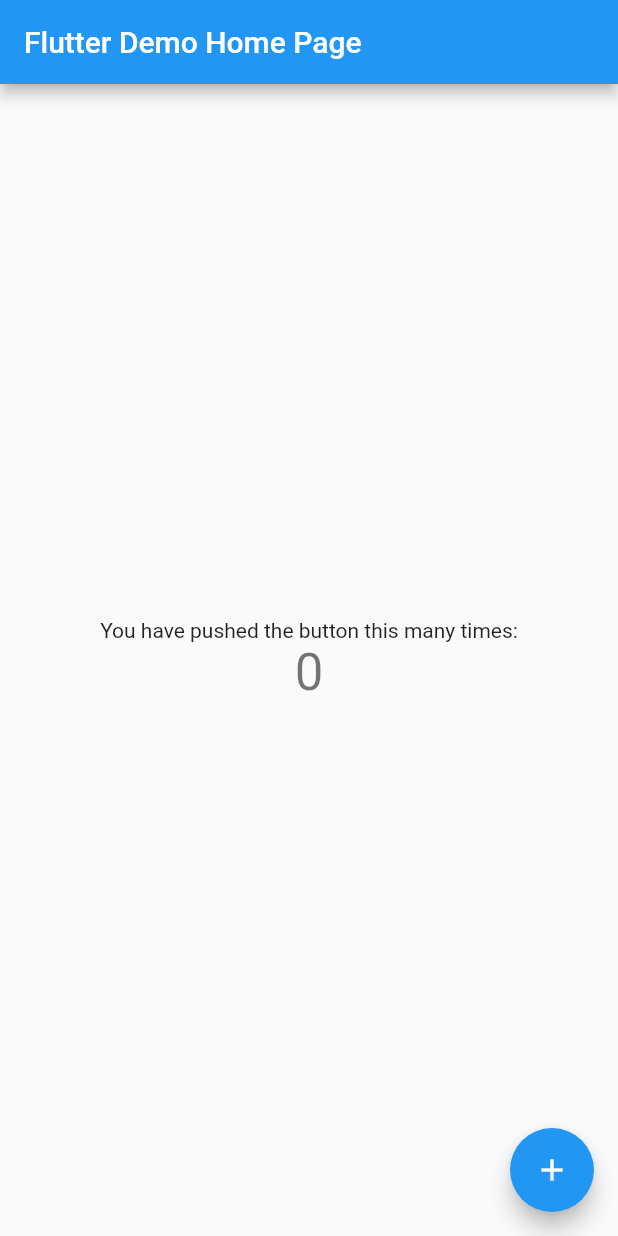
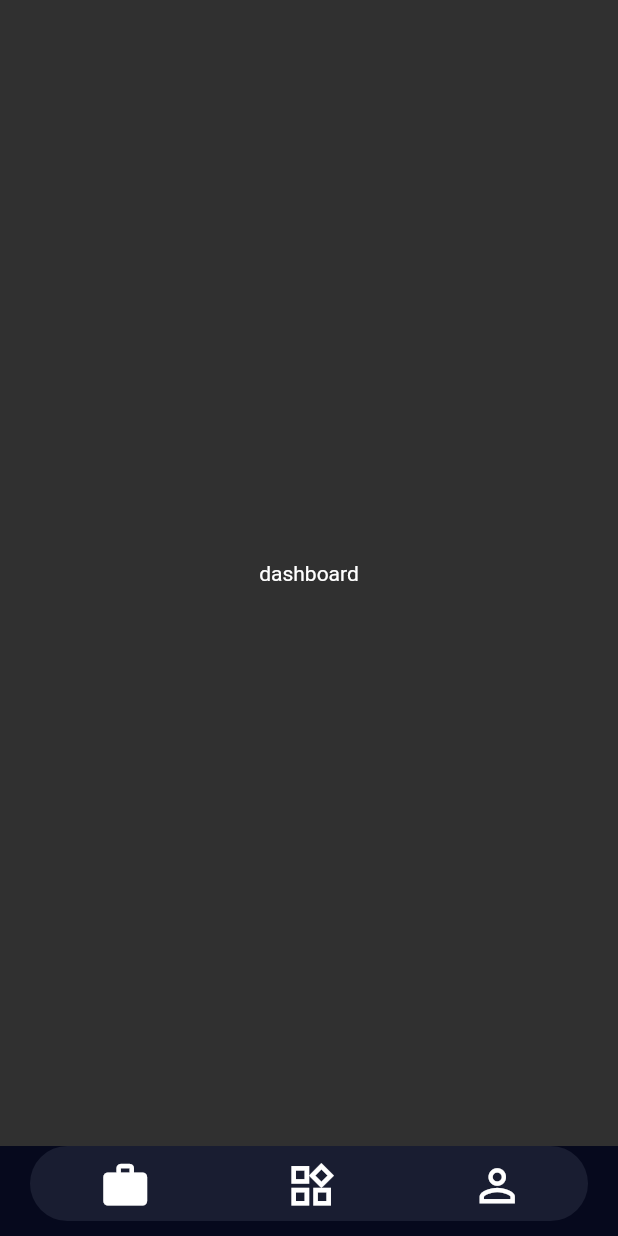
Before and after one commit to aakzsh/flaneur, a Flutter app: the screen it shows after launch, on a phone screen of 412 x 824 dp. Run offline on Flutter 3.47's test engine with Material 2 defaults, Android fonts, the phone set to English and light mode, and no system bars.

Commit message:
add bottom nav arch

```diff
--- /dev/null
+++ b/lib/constants/colors.dart
@@ -0,0 +1,14 @@
+import 'package:flutter/material.dart';
+
+class AppColors {
+  final Color bgclr = const Color.fromRGBO(6, 9, 29, 1);
+  final Color textclr = Colors.white;
+  final polclr = [
+    const Color.fromRGBO(214, 234, 252, 1),
+    const Color.fromRGBO(252, 214, 214, 1),
+    const Color.fromRGBO(174, 248, 167, 1),
+    const Color.fromRGBO(221, 152, 254, 1)
+  ];
+  final Color accent = const Color.fromRGBO(255, 100, 85, 1);
+  final Color secondary = const Color.fromRGBO(25, 29, 49, 1);
+}
--- a/lib/main.dart
+++ b/lib/main.dart
@@ -1,115 +1,33 @@
+import 'package:flaneur/screens/home.dart';
 import 'package:flutter/material.dart';
 
 void main() {
-  runApp(const MyApp());
+  runApp(App());
 }
 
-class MyApp extends StatelessWidget {
-  const MyApp({Key? key}) : super(key: key);
+class App extends StatefulWidget {
+  const App({Key? key}) : super(key: key);
 
-  // This widget is the root of your application.
+  @override
+  State<App> createState() => _AppState();
+}
+
+class _AppState extends State<App> {
   @override
   Widget build(BuildContext context) {
     return MaterialApp(
-      title: 'Flutter Demo',
-      theme: ThemeData(
-        // This is the theme of your application.
-        //
-        // Try running your application with "flutter run". You'll see the
-        // application has a blue toolbar. Then, without quitting the app, try
-        // changing the primarySwatch below to Colors.green and then invoke
-        // "hot reload" (press "r" in the console where you ran "flutter run",
-        // or simply save your changes to "hot reload" in a Flutter IDE).
-        // Notice that the counter didn't reset back to zero; the application
-        // is not restarted.
-        primarySwatch: Colors.blue,
-      ),
-      home: const MyHomePage(title: 'Flutter Demo Home Page'),
+      theme: ThemeData.dark(),
+      title: "Flaneur: feel accomplished",
+      home: Home(),
     );
   }
 }
 
-class MyHomePage extends StatefulWidget {
-  const MyHomePage({Key? key, required this.title}) : super(key: key);
-
-  // This widget is the home page of your application. It is stateful, meaning
-  // that it has a State object (defined below) that contains fields that affect
-  // how it looks.
-
-  // This class is the configuration for the state. It holds the values (in this
-  // case the title) provided by the parent (in this case the App widget) and
-  // used by the build method of the State. Fields in a Widget subclass are
-  // always marked "final".
-
-  final String title;
-
-  @override
-  State<MyHomePage> createState() => _MyHomePageState();
-}
-
-class _MyHomePageState extends State<MyHomePage> {
-  int _counter = 0;
-
-  void _incrementCounter() {
-    setState(() {
-      // This call to setState tells the Flutter framework that something has
-      // changed in this State, which causes it to rerun the build method below
-      // so that the display can reflect the updated values. If we changed
-      // _counter without calling setState(), then the build method would not be
-      // called again, and so nothing would appear to happen.
-      _counter++;
-    });
-  }
+class Welcome extends StatelessWidget {
+  const Welcome({Key? key}) : super(key: key);
 
   @override
   Widget build(BuildContext context) {
-    // This method is rerun every time setState is called, for instance as done
-    // by the _incrementCounter method above.
-    //
-    // The Flutter framework has been optimized to make rerunning build methods
-    // fast, so that you can just rebuild anything that needs updating rather
-    // than having to individually change instances of widgets.
-    return Scaffold(
-      appBar: AppBar(
-        // Here we take the value from the MyHomePage object that was created by
-        // the App.build method, and use it to set our appbar title.
-        title: Text(widget.title),
-      ),
-      body: Center(
-        // Center is a layout widget. It takes a single child and positions it
-        // in the middle of the parent.
-        child: Column(
-          // Column is also a layout widget. It takes a list of children and
-          // arranges them vertically. By default, it sizes itself to fit its
-          // children horizontally, and tries to be as tall as its parent.
-          //
-          // Invoke "debug painting" (press "p" in the console, choose the
-          // "Toggle Debug Paint" action from the Flutter Inspector in Android
-          // Studio, or the "Toggle Debug Paint" command in Visual Studio Code)
-          // to see the wireframe for each widget.
-          //
-          // Column has various properties to control how it sizes itself and
-          // how it positions its children. Here we use mainAxisAlignment to
-          // center the children vertically; the main axis here is the vertical
-          // axis because Columns are vertical (the cross axis would be
-          // horizontal).
-          mainAxisAlignment: MainAxisAlignment.center,
-          children: <Widget>[
-            const Text(
-              'You have pushed the button this many times:',
-            ),
-            Text(
-              '$_counter',
-              style: Theme.of(context).textTheme.headline4,
-            ),
-          ],
-        ),
-      ),
-      floatingActionButton: FloatingActionButton(
-        onPressed: _incrementCounter,
-        tooltip: 'Increment',
-        child: const Icon(Icons.add),
-      ), // This trailing comma makes auto-formatting nicer for build methods.
-    );
+    return Container();
   }
 }
--- /dev/null
+++ b/lib/screens/dashboard.dart
@@ -0,0 +1,17 @@
+import 'package:flutter/material.dart';
+
+class Dashboard extends StatefulWidget {
+  const Dashboard({Key? key}) : super(key: key);
+
+  @override
+  State<Dashboard> createState() => _DashboardState();
+}
+
+class _DashboardState extends State<Dashboard> {
+  @override
+  Widget build(BuildContext context) {
+    return Scaffold(
+      body: Center(child: Text("dashboard")),
+    );
+  }
+}
--- /dev/null
+++ b/lib/screens/home.dart
@@ -0,0 +1,100 @@
+import 'package:flaneur/constants/colors.dart';
+import 'package:flaneur/screens/dashboard.dart';
+import 'package:flaneur/screens/profile.dart';
+import 'package:flaneur/screens/quote.dart';
+import 'package:flutter/material.dart';
+
+class Home extends StatefulWidget {
+  const Home({Key? key}) : super(key: key);
+
+  @override
+  State<Home> createState() => _HomeState();
+}
+
+class _HomeState extends State<Home> {
+  int pageIndex = 1;
+
+  final pages = [
+    const Quote(),
+    const Dashboard(),
+    const Profile(),
+  ];
+  @override
+  Widget build(BuildContext context) {
+    return Scaffold(
+        body: pages[pageIndex],
+        backgroundColor: AppColors().bgclr,
+        bottomNavigationBar: Padding(
+          padding: EdgeInsets.only(bottom: 10, left: 20, right: 20),
+          child: Container(
+            height: 50,
+            decoration: BoxDecoration(
+              color: AppColors().secondary,
+              borderRadius: BorderRadius.circular(40),
+            ),
+            child: Row(
+              mainAxisAlignment: MainAxisAlignment.spaceAround,
+              children: [
+                IconButton(
+                  enableFeedback: false,
+                  onPressed: () {
+                    setState(() {
+                      pageIndex = 0;
+                    });
+                  },
+                  icon: pageIndex == 1
+                      ? const Icon(
+                          Icons.work_rounded,
+                          color: Colors.white,
+                          size: 35,
+                        )
+                      : const Icon(
+                          Icons.work_outline_outlined,
+                          color: Colors.white,
+                          size: 35,
+                        ),
+                ),
+                IconButton(
+                  enableFeedback: false,
+                  onPressed: () {
+                    setState(() {
+                      pageIndex = 1;
+                    });
+                  },
+                  icon: pageIndex == 2
+                      ? const Icon(
+                          Icons.widgets_rounded,
+                          color: Colors.white,
+                          size: 35,
+                        )
+                      : const Icon(
+                          Icons.widgets_outlined,
+                          color: Colors.white,
+                          size: 35,
+                        ),
+                ),
+                IconButton(
+                  enableFeedback: false,
+                  onPressed: () {
+                    setState(() {
+                      pageIndex = 2;
+                    });
+                  },
+                  icon: pageIndex == 3
+                      ? const Icon(
+                          Icons.person,
+                          color: Colors.white,
+                          size: 35,
+                        )
+                      : const Icon(
+                          Icons.person_outline,
+                          color: Colors.white,
+                          size: 35,
+                        ),
+                ),
+              ],
+            ),
+          ),
+        ));
+  }
+}
--- /dev/null
+++ b/lib/screens/profile.dart
@@ -0,0 +1,17 @@
+import 'package:flutter/material.dart';
+
+class Profile extends StatefulWidget {
+  const Profile({Key? key}) : super(key: key);
+
+  @override
+  State<Profile> createState() => _ProfileState();
+}
+
+class _ProfileState extends State<Profile> {
+  @override
+  Widget build(BuildContext context) {
+    return Scaffold(
+      body: Center(child: Text("profile")),
+    );
+  }
+}
--- /dev/null
+++ b/lib/screens/quote.dart
@@ -0,0 +1,18 @@
+import 'package:flutter/material.dart';
+
+class Quote extends StatefulWidget {
+  const Quote({Key? key}) : super(key: key);
+
+  @override
+  State<Quote> createState() => _QuoteState();
+}
+
+class _QuoteState extends State<Quote> {
+  @override
+  Widget build(BuildContext context) {
+    return Scaffold(
+      backgroundColor: Colors.pink,
+      body: Center(child: Text("quotes")),
+    );
+  }
+}
```
Also changed, not shown: assets/camera.png (added), 1 other file.
